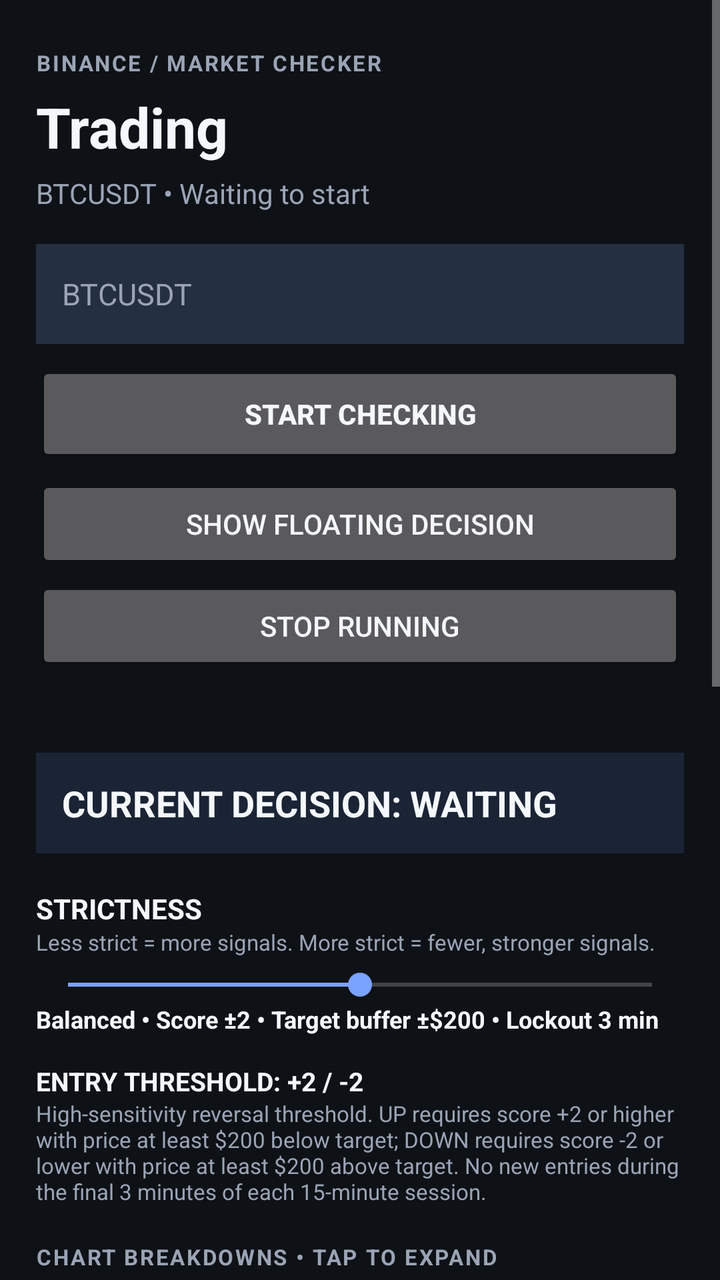
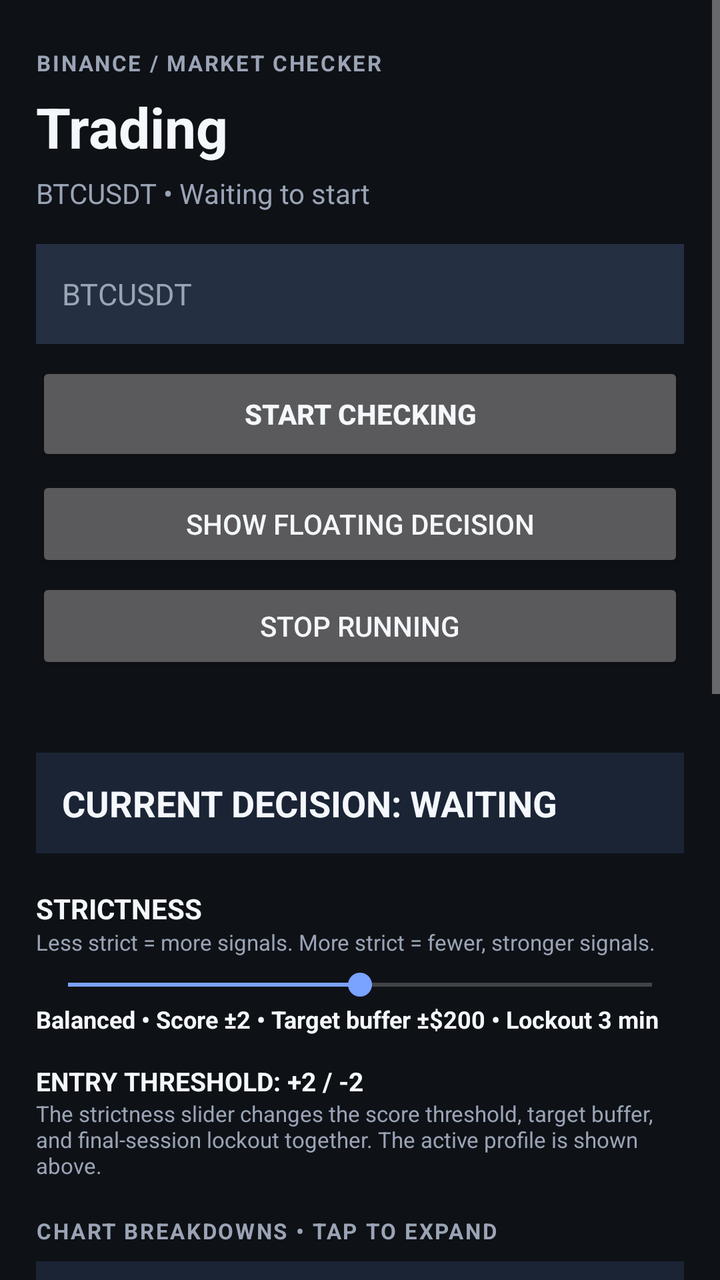

An Android layout rendered at two revisions. The XML below is the earlier revision; the diff shows what the commit changed to produce the second picture.
<!-- AndroidManifest.xml: application theme Theme.DecisionOverlay -->
<!-- res/layout/activity_main.xml -->
<?xml version="1.0" encoding="utf-8"?>
<ScrollView xmlns:android="http://schemas.android.com/apk/res/android" android:layout_width="match_parent" android:layout_height="match_parent" android:background="@color/bg" android:fillViewport="true" android:fitsSystemWindows="true" android:clipToPadding="false">
 <LinearLayout android:layout_width="match_parent" android:layout_height="wrap_content" android:orientation="vertical" android:paddingStart="18dp" android:paddingEnd="18dp" android:paddingTop="24dp" android:paddingBottom="44dp" android:fitsSystemWindows="true">
  <TextView android:layout_width="wrap_content" android:layout_height="wrap_content" android:text="BINANCE / MARKET CHECKER" android:textColor="@color/muted" android:textSize="11sp" android:textStyle="bold" android:letterSpacing="0.08"/>
  <TextView android:layout_width="match_parent" android:layout_height="wrap_content" android:layout_marginTop="6dp" android:text="@string/app_name" android:textColor="@color/text" android:textSize="28sp" android:textStyle="bold"/>
  <TextView android:id="@+id/symbolHeading" android:layout_width="match_parent" android:layout_height="wrap_content" android:layout_marginTop="5dp" android:text="BTCUSDT • Waiting to start" android:textColor="@color/muted" android:textSize="14sp"/>
  <EditText android:id="@+id/symbolInput" android:layout_width="match_parent" android:layout_height="50dp" android:layout_marginTop="16dp" android:background="#252F42" android:hint="BTCUSDT" android:importantForAutofill="no" android:inputType="textCapCharacters" android:paddingStart="13dp" android:paddingEnd="13dp" android:singleLine="true" android:textColor="@color/text" android:textColorHint="@color/muted" android:textSize="15sp"/>
  <Button android:id="@+id/startCheckButton" android:layout_width="match_parent" android:layout_height="52dp" android:layout_marginTop="9dp" android:text="START CHECKING" android:textStyle="bold"/>
  <Button android:id="@+id/startButton" android:layout_width="match_parent" android:layout_height="wrap_content" android:layout_marginTop="5dp" android:text="SHOW FLOATING DECISION"/>
  <Button android:id="@+id/stopButton" android:layout_width="match_parent" android:layout_height="wrap_content" android:layout_marginTop="3dp" android:text="STOP RUNNING"/>
  <TextView android:id="@+id/statusText" android:layout_width="match_parent" android:layout_height="wrap_content" android:layout_marginTop="8dp" android:textColor="@color/muted" android:textSize="12sp"/>
  <TextView android:id="@+id/overallStatus" android:layout_width="match_parent" android:layout_height="wrap_content" android:layout_marginTop="15dp" android:padding="13dp" android:background="#1A2435" android:text="CURRENT DECISION: WAITING" android:textColor="@color/text" android:textSize="18sp" android:textStyle="bold"/>
  <TextView android:layout_width="match_parent" android:layout_height="wrap_content" android:layout_marginTop="18dp" android:text="STRICTNESS" android:textColor="@color/text" android:textSize="14sp" android:textStyle="bold"/>
  <TextView android:layout_width="match_parent" android:layout_height="wrap_content" android:text="Less strict = more signals. More strict = fewer, stronger signals." android:textColor="@color/muted" android:textSize="11sp"/>
  <SeekBar android:id="@+id/strictnessSlider" android:layout_width="match_parent" android:layout_height="wrap_content" android:layout_marginTop="5dp" android:max="4" android:progress="2"/>
  <TextView android:id="@+id/strictnessDescription" android:layout_width="match_parent" android:layout_height="wrap_content" android:text="Balanced • Score ±2 • Target buffer ±$200 • Lockout 3 min" android:textColor="@color/text" android:textSize="12sp" android:textStyle="bold"/>
  <TextView android:id="@+id/thresholdLabel" android:layout_width="match_parent" android:layout_height="wrap_content" android:layout_marginTop="14dp" android:text="ENTRY THRESHOLD: +2 / -2" android:textColor="@color/text" android:textSize="13sp" android:textStyle="bold"/>
  <TextView android:layout_width="match_parent" android:layout_height="wrap_content" android:text="High-sensitivity reversal threshold. UP requires score +2 or higher with price at least $200 below target; DOWN requires score -2 or lower with price at least $200 above target. No new entries during the final 3 minutes of each 15-minute session." android:textColor="@color/muted" android:textSize="11sp"/>
  <TextView android:layout_width="match_parent" android:layout_height="wrap_content" android:layout_marginTop="18dp" android:text="CHART BREAKDOWNS • TAP TO EXPAND" android:textColor="@color/muted" android:textSize="11sp" android:textStyle="bold" android:letterSpacing="0.08"/>
  <TextView android:id="@+id/chart1mHeader" android:layout_width="match_parent" android:layout_height="wrap_content" android:layout_marginTop="8dp" android:padding="14dp" android:background="#1A2435" android:text="▸  1 MINUTE CHART     WAITING" android:textColor="@color/text" android:textSize="14sp" android:textStyle="bold"/>\n  <TextView android:id="@+id/chart1mBody" android:layout_width="match_parent" android:layout_height="wrap_content" android:padding="13dp" android:background="#202B3E" android:text="Waiting…" android:textColor="@color/text" android:textSize="12sp" android:lineSpacingExtra="3dp"/>\n  <TextView android:id="@+id/chart5Header" android:layout_width="match_parent" android:layout_height="wrap_content" android:layout_marginTop="8dp" android:padding="14dp" android:background="#1A2435" android:text="▸  5 MINUTE CHART     WAITING" android:textColor="@color/text" android:textSize="14sp" android:textStyle="bold"/>
  <TextView android:id="@+id/chart5Body" android:layout_width="match_parent" android:layout_height="wrap_content" android:padding="13dp" android:background="#202B3E" android:text="Waiting…" android:textColor="@color/text" android:textSize="12sp" android:lineSpacingExtra="3dp"/>
  <TextView android:id="@+id/chart15Header" android:layout_width="match_parent" android:layout_height="wrap_content" android:layout_marginTop="8dp" android:padding="14dp" android:background="#1A2435" android:text="▸  15 MINUTE CHART     WAITING" android:textColor="@color/text" android:textSize="14sp" android:textStyle="bold"/>
  <TextView android:id="@+id/chart15Body" android:layout_width="match_parent" android:layout_height="wrap_content" android:padding="13dp" android:background="#202B3E" android:text="Waiting…" android:textColor="@color/text" android:textSize="12sp" android:lineSpacingExtra="3dp"/>
  <Button android:id="@+id/refreshButton" android:layout_width="match_parent" android:layout_height="wrap_content" android:layout_marginTop="10dp" android:text="REFRESH ALL CHARTS"/>
  <TextView android:layout_width="match_parent" android:layout_height="wrap_content" android:layout_marginTop="18dp" android:text="PROBLEMS / BLOCKERS" android:textColor="@color/muted" android:textSize="11sp" android:textStyle="bold"/>
  <TextView android:id="@+id/problemsText" android:layout_width="match_parent" android:layout_height="wrap_content" android:layout_marginTop="7dp" android:padding="13dp" android:background="#1A2435" android:text="Press START CHECKING to begin." android:textColor="@color/text" android:textSize="12sp" android:lineSpacingExtra="3dp"/>
  <TextView android:layout_width="match_parent" android:layout_height="wrap_content" android:layout_marginTop="18dp" android:text="CONNECTION / ERROR LOG" android:textColor="@color/muted" android:textSize="11sp" android:textStyle="bold"/>
  <TextView android:id="@+id/logText" android:layout_width="match_parent" android:layout_height="wrap_content" android:layout_marginTop="7dp" android:padding="13dp" android:background="#1A2435" android:text="No checks have run yet." android:textColor="@color/text" android:textSize="11sp" android:lineSpacingExtra="3dp" android:textIsSelectable="true"/>
 </LinearLayout>
</ScrollView>
<!-- resources referenced by this layout -->
<resources>
  <color name="bg">#0E1116</color>
  <color name="muted">#9AA4B5</color>
  <color name="text">#F4F7FB</color>
  <string name="app_name">Trading</string>
  <style name="Theme.DecisionOverlay" parent="Theme.AppCompat.NoActionBar">
          <item name="android:statusBarColor">@color/bg</item>
          <item name="android:navigationBarColor">@color/bg</item>
          <item name="android:windowBackground">@color/bg</item>
          <item name="colorAccent">#7AA2FF</item>
          <item name="android:textColor">@color/text</item>
      </style>
</resources>

<!-- the commit's change to res/layout/activity_main.xml (unified diff, before → after) -->
@@ -15,7 +15,7 @@
   <SeekBar android:id="@+id/strictnessSlider" android:layout_width="match_parent" android:layout_height="wrap_content" android:layout_marginTop="5dp" android:max="4" android:progress="2"/>
   <TextView android:id="@+id/strictnessDescription" android:layout_width="match_parent" android:layout_height="wrap_content" android:text="Balanced • Score ±2 • Target buffer ±$200 • Lockout 3 min" android:textColor="@color/text" android:textSize="12sp" android:textStyle="bold"/>
   <TextView android:id="@+id/thresholdLabel" android:layout_width="match_parent" android:layout_height="wrap_content" android:layout_marginTop="14dp" android:text="ENTRY THRESHOLD: +2 / -2" android:textColor="@color/text" android:textSize="13sp" android:textStyle="bold"/>
-  <TextView android:layout_width="match_parent" android:layout_height="wrap_content" android:text="High-sensitivity reversal threshold. UP requires score +2 or higher with price at least $200 below target; DOWN requires score -2 or lower with price at least $200 above target. No new entries during the final 3 minutes of each 15-minute session." android:textColor="@color/muted" android:textSize="11sp"/>
+  <TextView android:layout_width="match_parent" android:layout_height="wrap_content" android:text="The strictness slider changes the score threshold, target buffer, and final-session lockout together. The active profile is shown above." android:textColor="@color/muted" android:textSize="11sp"/>
   <TextView android:layout_width="match_parent" android:layout_height="wrap_content" android:layout_marginTop="18dp" android:text="CHART BREAKDOWNS • TAP TO EXPAND" android:textColor="@color/muted" android:textSize="11sp" android:textStyle="bold" android:letterSpacing="0.08"/>
   <TextView android:id="@+id/chart1mHeader" android:layout_width="match_parent" android:layout_height="wrap_content" android:layout_marginTop="8dp" android:padding="14dp" android:background="#1A2435" android:text="▸  1 MINUTE CHART     WAITING" android:textColor="@color/text" android:textSize="14sp" android:textStyle="bold"/>\n  <TextView android:id="@+id/chart1mBody" android:layout_width="match_parent" android:layout_height="wrap_content" android:padding="13dp" android:background="#202B3E" android:text="Waiting…" android:textColor="@color/text" android:textSize="12sp" android:lineSpacingExtra="3dp"/>\n  <TextView android:id="@+id/chart5Header" android:layout_width="match_parent" android:layout_height="wrap_content" android:layout_marginTop="8dp" android:padding="14dp" android:background="#1A2435" android:text="▸  5 MINUTE CHART     WAITING" android:textColor="@color/text" android:textSize="14sp" android:textStyle="bold"/>
   <TextView android:id="@+id/chart5Body" android:layout_width="match_parent" android:layout_height="wrap_content" android:padding="13dp" android:background="#202B3E" android:text="Waiting…" android:textColor="@color/text" android:textSize="12sp" android:lineSpacingExtra="3dp"/>
